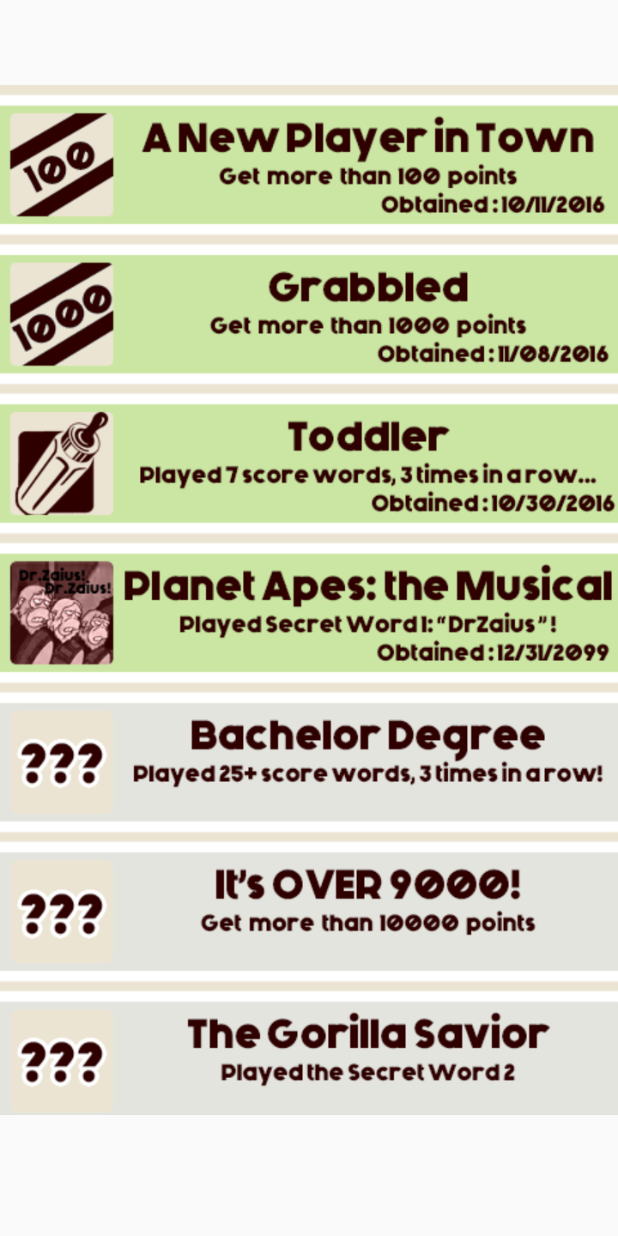
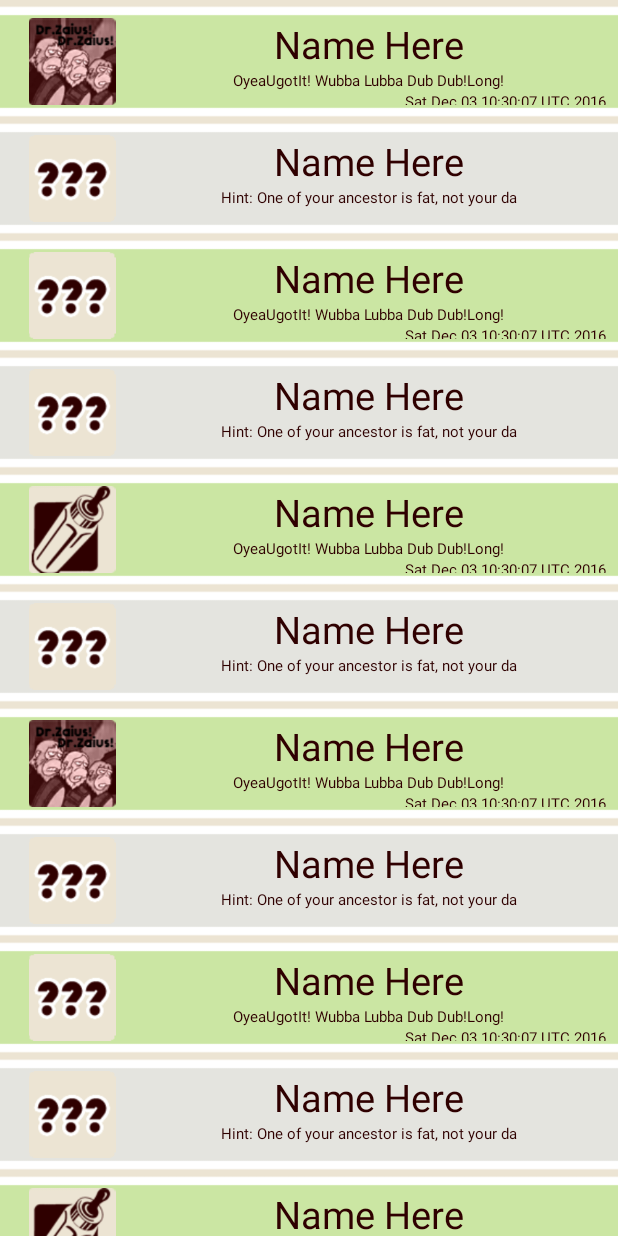
Before and after one commit to JianmengYu/Grabble, an Android app: the ActivityPager screen opened directly, with no data from a screen before it, on a phone screen of 412 x 824 dp. Run offline under Robolectric (Android 15) with nearby library versions, the light colour scheme and no system bars; 1 statement that could not run was skipped.

Commit message:
Scrabble LongClicks, Achievement

```diff
--- /dev/null
+++ b/app/src/main/java/com/yujianmeng/selp/grabble/Achievement.java
@@ -0,0 +1,73 @@
+package com.yujianmeng.selp.grabble;
+
+import java.util.Date;
+import java.util.UUID;
+
+/**
+ * Created by YuJianmeng on 2016/12/3.
+ */
+public class Achievement {
+
+    private UUID mID;
+    private int mImage;
+    private String mName;
+    private String mHint;
+    private String mDescription;
+    private Date mDate;
+
+    public Achievement(){
+        this(UUID.randomUUID());
+    }
+
+    public Achievement(UUID id){
+        mID = id;
+    }
+
+    //Special Getters
+    public int getImageString(){
+        switch (mImage){
+            case 0:return R.drawable.achievement_icon_sample1;
+            case 1:return R.drawable.achievement_icon_sample2;
+            case 2:return R.drawable.achievement_icon_lock;
+            default: return 0;
+        }
+    }
+
+    //general Getter and setters
+    public UUID getmID() {
+        return mID;
+    }
+    public void setmID(UUID mID) {
+        this.mID = mID;
+    }
+    public int getmImage() {
+        return mImage;
+    }
+    public void setmImage(int mImage) {
+        this.mImage = mImage;
+    }
+    public String getmName() {
+        return mName;
+    }
+    public void setmName(String mName) {
+        this.mName = mName;
+    }
+    public String getmHint() {
+        return mHint;
+    }
+    public void setmHint(String mHint) {
+        this.mHint = mHint;
+    }
+    public String getmDescription() {
+        return mDescription;
+    }
+    public void setmDescription(String mDescription) {
+        this.mDescription = mDescription;
+    }
+    public Date getmDate() {
+        return mDate;
+    }
+    public void setmDate(Date mDate) {
+        this.mDate = mDate;
+    }
+}
--- /dev/null
+++ b/app/src/main/java/com/yujianmeng/selp/grabble/AchievementLab.java
@@ -0,0 +1,54 @@
+package com.yujianmeng.selp.grabble;
+
+import android.content.Context;
+
+import java.util.ArrayList;
+import java.util.Date;
+import java.util.List;
+import java.util.Random;
+import java.util.UUID;
+
+/**
+ * Created by YuJianmeng on 2016/12/3.
+ */
+
+//TODO yet another copyright stuff
+public class AchievementLab {
+
+    private static AchievementLab sAchievementLab;
+    private List<Achievement> mAchievements;
+
+    public static AchievementLab get(Context context){
+        if(sAchievementLab == null){
+            sAchievementLab = new AchievementLab(context);
+        }
+        return sAchievementLab;
+    }
+
+    private AchievementLab(Context context){
+        mAchievements = new ArrayList<>();
+        //TODO remove random achievement generator and implement database
+        for (int i=0;i<100;i++){
+            Achievement sb = new Achievement();
+            sb.setmImage(i % 3);
+            if(i%2 == 0){sb.setmDate(new Date());}
+            sb.setmName("Name Here");
+            sb.setmHint("Hint: One of your ancestor is fat, not your da");
+            sb.setmDescription("OyeaUgotIt! Wubba Lubba Dub Dub!Long!");
+            mAchievements.add(sb);
+        }
+    }
+
+    public List<Achievement> getAchievements(){
+        return mAchievements;
+    }
+
+    public Achievement getAchievement(UUID id){
+        for (Achievement a : mAchievements){
+            if (a.getmID().equals(id)){
+                return a;
+            }
+        }
+        return null;
+    }
+}
--- a/app/src/main/java/com/yujianmeng/selp/grabble/ActivityPager.java
+++ b/app/src/main/java/com/yujianmeng/selp/grabble/ActivityPager.java
@@ -24,5 +24,6 @@ public class ActivityPager extends FragmentActivity {
 
         ViewPager viewPager = (ViewPager) findViewById(R.id.viewPager);
         viewPager.setAdapter(pagerAdapter);
+        viewPager.setOffscreenPageLimit(4);//Prevent Achievement List got destroyed
     }
 }
--- a/app/src/main/java/com/yujianmeng/selp/grabble/FragmentAchievement.java
+++ b/app/src/main/java/com/yujianmeng/selp/grabble/FragmentAchievement.java
@@ -1,18 +1,132 @@
 package com.yujianmeng.selp.grabble;
 
+import android.graphics.Typeface;
 import android.support.v4.app.Fragment;
 import android.os.Bundle;
+import android.support.v7.widget.LinearLayoutManager;
+import android.support.v7.widget.RecyclerView;
 import android.view.LayoutInflater;
 import android.view.View;
 import android.view.ViewGroup;
+import android.widget.ImageView;
+import android.widget.RelativeLayout;
+import android.widget.TextView;
 
+import java.util.Date;
+import java.util.List;
+
+//TODO add copyright stuff
 public class FragmentAchievement extends Fragment {
+
+    private RecyclerView mAchievementRecyclerView;
+    private AchievementAdapter mAdapter;
+
     @Override
     public View onCreateView(LayoutInflater inflater, ViewGroup container,
                              Bundle savedInstanceState) {
         View view = inflater.inflate(R.layout.fragment_achievement, container, false);
 
+        mAchievementRecyclerView = (RecyclerView) view.findViewById(R.id.achievement_recycler_view);
+        mAchievementRecyclerView.setLayoutManager(new LinearLayoutManager(getActivity()));
+
+        updateUI();
         return view;
     }
 
+    @Override
+    public void onResume(){
+        super.onResume();
+        updateUI();
+    }
+
+    private void updateUI(){
+        AchievementLab achievementLab = AchievementLab.get(getActivity());
+        List<Achievement> achievements = achievementLab.getAchievements();
+        if(mAdapter==null){
+            mAdapter = new AchievementAdapter(achievements);
+            mAchievementRecyclerView.setAdapter(mAdapter);
+        }else{
+            mAdapter.setAchievements(achievements);
+            mAdapter.notifyDataSetChanged();
+        }
+    }
+
+    private class AchievementHolder extends RecyclerView.ViewHolder {
+
+        private RelativeLayout mBG;
+        private ImageView mImage;
+        private TextView mName;
+        private TextView mDescription;
+        private TextView mDate;
+
+        private boolean completed;
+
+        private Typeface mFont;
+
+        private Achievement mAchievement;
+
+        public AchievementHolder(View itemView) {
+            super(itemView);
+
+            mFont = Typeface.createFromAsset(getActivity().getAssets(),"generica_bold.otf");
+
+            mBG = (RelativeLayout) itemView.findViewById(R.id.achievement_bg);
+            mImage = (ImageView) itemView.findViewById(R.id.achievement_image);
+            mName = (TextView) itemView.findViewById(R.id.achievement_name);
+            mDescription = (TextView) itemView.findViewById(R.id.achievement_descript);
+            mDate = (TextView) itemView.findViewById(R.id.achievement_time);
+
+            mName.setTypeface(mFont);
+            mDescription.setTypeface(mFont);
+            mDate.setTypeface(mFont);
+        }
+
+        public void bindAchievement(Achievement achievement){
+            mAchievement = achievement;
+            completed = mAchievement.getmDate() != null;
+            mName.setText(mAchievement.getmName());
+            if(completed){
+                mImage.setImageResource(mAchievement.getImageString());
+                mBG.setBackgroundResource(R.drawable.design_achievement_bg_t);
+                mDescription.setText(mAchievement.getmDescription());
+                mDate.setText(mAchievement.getmDate().toString());
+            }else{
+                mImage.setImageResource(R.drawable.achievement_icon_lock);
+                mBG.setBackgroundResource(R.drawable.design_achievement_bg_f);
+                mDescription.setText(mAchievement.getmHint());
+                mDate.setText("");
+            }
+        }
+    }
+
+    private class AchievementAdapter extends RecyclerView.Adapter<AchievementHolder> {
+
+        private List<Achievement> mAchievements;
+
+        public AchievementAdapter(List<Achievement> achievements) {
+            mAchievements = achievements;
+        }
+
+        @Override
+        public AchievementHolder onCreateViewHolder(ViewGroup parent, int viewType) {
+            LayoutInflater layoutInflater = LayoutInflater.from(getActivity());
+            View view = layoutInflater.inflate(R.layout.list_item_achievement, parent, false);
+            return new AchievementHolder(view);
+        }
+
+        @Override
+        public void onBindViewHolder(AchievementHolder holder, int position) {
+            Achievement achievement = mAchievements.get(position);
+            holder.bindAchievement(achievement);
+        }
+
+        @Override
+        public int getItemCount() {
+            return mAchievements.size();
+        }
+
+        public void setAchievements(List<Achievement> achievements) {
+            mAchievements = achievements;
+        }
+    }
 }
--- a/app/src/main/res/layout/fragment_achievement.xml
+++ b/app/src/main/res/layout/fragment_achievement.xml
@@ -1,12 +1,7 @@
 <?xml version="1.0" encoding="utf-8"?>
-<LinearLayout xmlns:android="http://schemas.android.com/apk/res/android"
-    android:orientation="vertical" android:layout_width="match_parent"
+<android.support.v7.widget.RecyclerView
+    xmlns:android="http://schemas.android.com/apk/res/android"
+    android:id="@+id/achievement_recycler_view"
+    android:layout_width="match_parent"
     android:layout_height="match_parent">
-
-    <ImageView
-        android:layout_width="wrap_content"
-        android:layout_height="wrap_content"
-        android:id="@+id/imageView2"
-        android:src="@drawable/design_achievement"
-        android:layout_gravity="center_horizontal" />
-</LinearLayout>
+</android.support.v7.widget.RecyclerView>
--- /dev/null
+++ b/app/src/main/res/layout/list_item_achievement.xml
@@ -0,0 +1,57 @@
+<RelativeLayout xmlns:android="http://schemas.android.com/apk/res/android"
+    android:layout_width="match_parent"
+    android:layout_height="78dp"
+    android:paddingTop="4dp"
+    android:background="@color/colorBGbrown">
+
+    <RelativeLayout
+        android:layout_width="match_parent"
+        android:layout_height="74dp"
+        android:padding="8dp"
+        android:id="@+id/achievement_bg"
+        android:background="@drawable/design_achievement_bg_f">
+
+        <ImageView
+            android:layout_width="wrap_content"
+            android:layout_height="60dp"
+            android:id="@+id/achievement_image"
+            android:src="@drawable/achievement_icon_lock"/>
+
+        <LinearLayout
+            android:layout_width="match_parent"
+            android:layout_height="60dp"
+            android:orientation="vertical"
+            android:layout_toRightOf="@id/achievement_image">
+
+            <TextView
+                android:layout_width="wrap_content"
+                android:layout_height="wrap_content"
+                android:id="@+id/achievement_name"
+                android:layout_gravity="center"
+                android:text="ACHIEVEMENT"
+                android:textSize="25dp"
+                android:textColor="@color/colorFontBrown"/>
+
+            <TextView
+                android:layout_width="wrap_content"
+                android:layout_height="wrap_content"
+                android:id="@+id/achievement_descript"
+                android:layout_gravity="center"
+                android:text="description meow meow meow~"
+                android:textSize="10dp"
+                android:textColor="@color/colorFontBrown"/>
+
+            <TextView
+                android:layout_width="wrap_content"
+                android:layout_height="wrap_content"
+                android:id="@+id/achievement_time"
+                android:layout_gravity="right"
+                android:text="tomorrow"
+                android:textSize="10dp"
+                android:textColor="@color/colorFontBrown"/>
+
+        </LinearLayout>
+
+    </RelativeLayout>
+
+</RelativeLayout>
```
Also changed, not shown: app/src/main/java/com/yujianmeng/selp/grabble/FragmentScrabble.java (+160 -73 lines), app/src/main/java/com/yujianmeng/selp/grabble/Grabble.java (+8 -1 lines), app/src/main/res/drawable/achievement_icon_lock.png (added), app/src/main/res/drawable/achievement_icon_sample1.png (added), app/src/main/res/drawable/achievement_icon_sample2.png (added), app/src/main/res/drawable/design_achievement_bg_f.png (added), app/src/main/res/drawable/design_achievement_bg_t.png (added).
